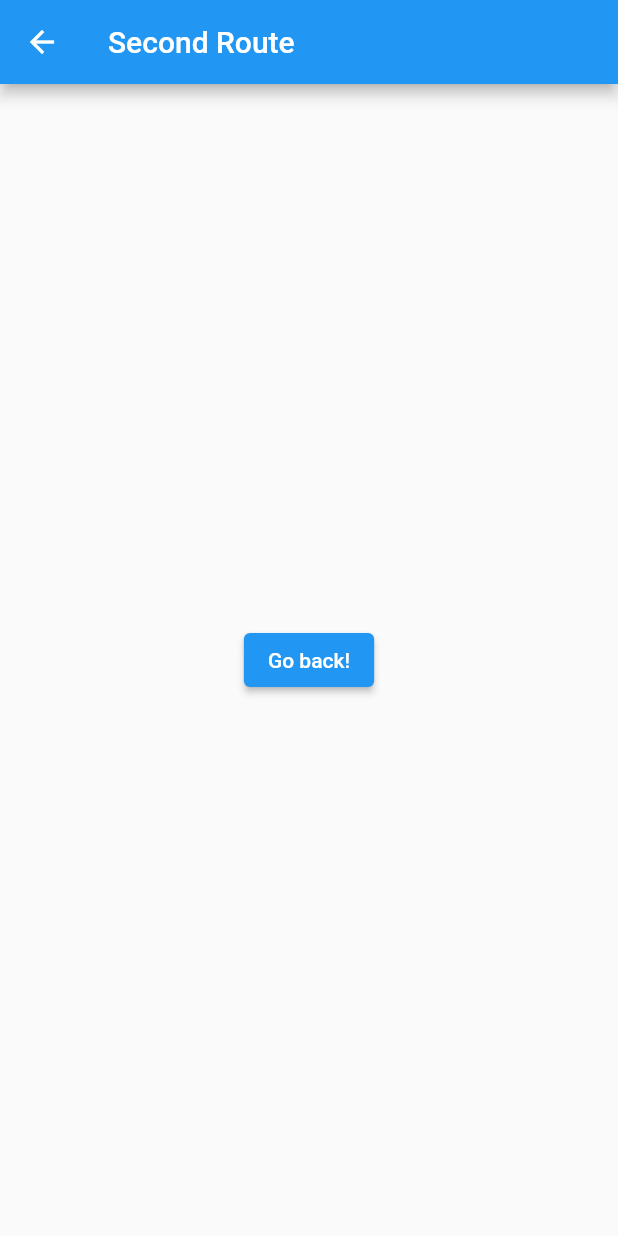
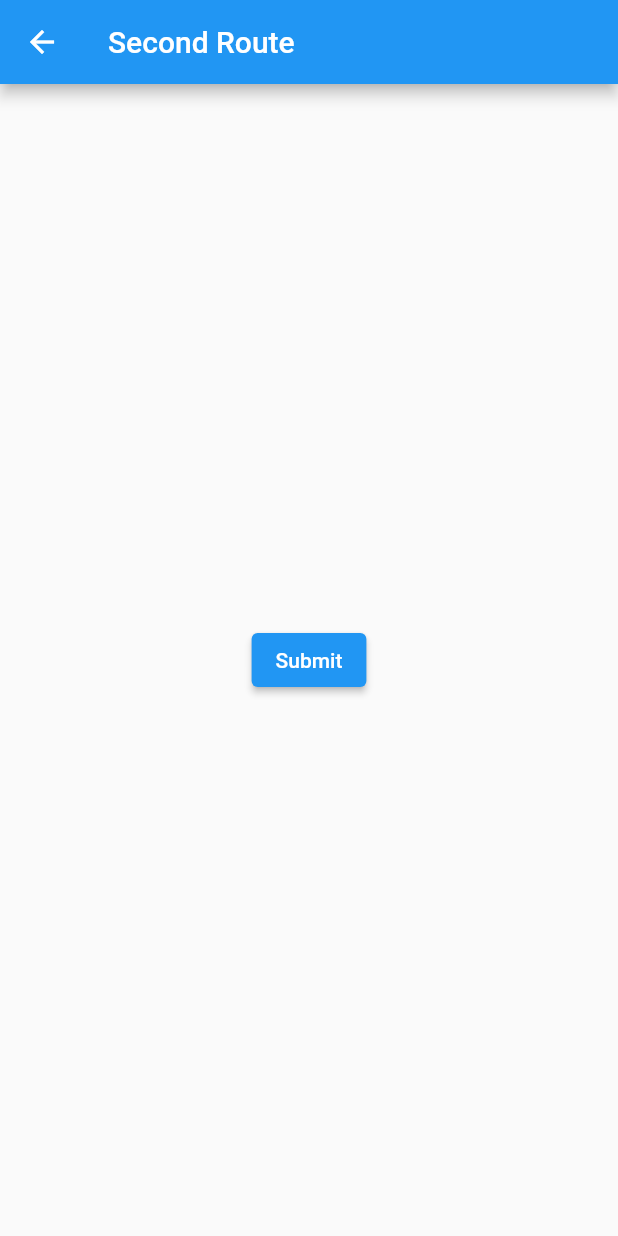
Before and after one commit to NurAthirah0/money_tracking_app, a Flutter app: the SecondRoute screen opened directly, on a phone screen of 412 x 824 dp. Run offline on Flutter 3.47's test engine with Material 2 defaults, Android fonts, the phone set to English and light mode, and no system bars.

Commit message:
initial commit

```diff
--- a/lib/main.dart
+++ b/lib/main.dart
@@ -159,7 +159,7 @@ class SecondRoute extends StatelessWidget {
           onPressed: () {
             Navigator.pop(context);
           },
-          child: const Text('Go back!'),
+          child: const Text('Submit'),
         ),
       ),
     );
```
